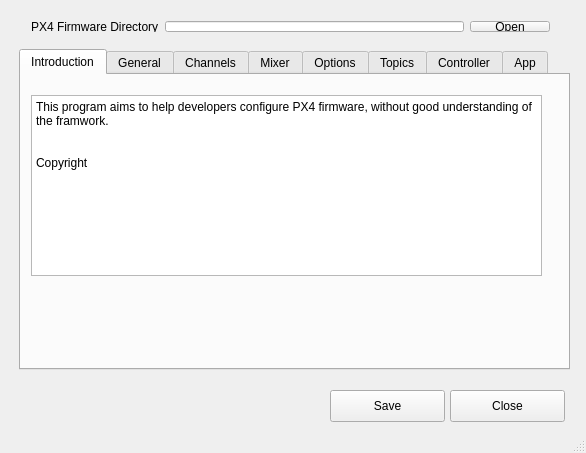
Above: mainwindow.ui from 593141477/PX4Config before the change. Below: the same form after it.
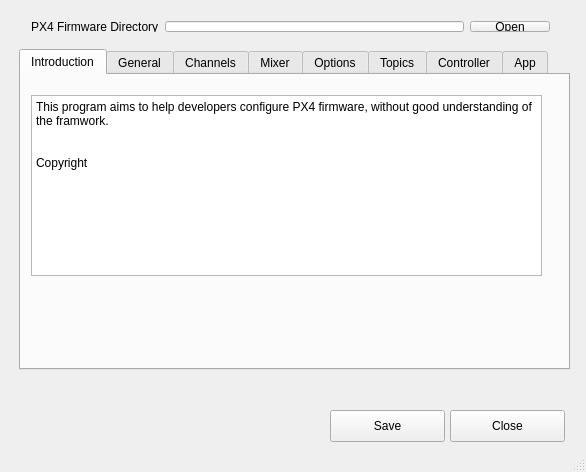
That is the form after the change. Icons and pictures are not drawn.

```diff
--- a/mainwindow.ui
+++ b/mainwindow.ui
@@ -7,7 +7,7 @@
     <x>0</x>
     <y>0</y>
     <width>586</width>
-    <height>453</height>
+    <height>472</height>
    </rect>
   </property>
   <property name="windowTitle">
@@ -18,7 +18,7 @@
     <property name="geometry">
      <rect>
       <x>330</x>
-      <y>390</y>
+      <y>410</y>
       <width>115</width>
       <height>32</height>
      </rect>
@@ -444,7 +444,7 @@
     <property name="geometry">
      <rect>
       <x>450</x>
-      <y>390</y>
+      <y>410</y>
       <width>115</width>
       <height>32</height>
      </rect>
```
Left out of the diff: 23 changed lines with no effect on the pictures.
